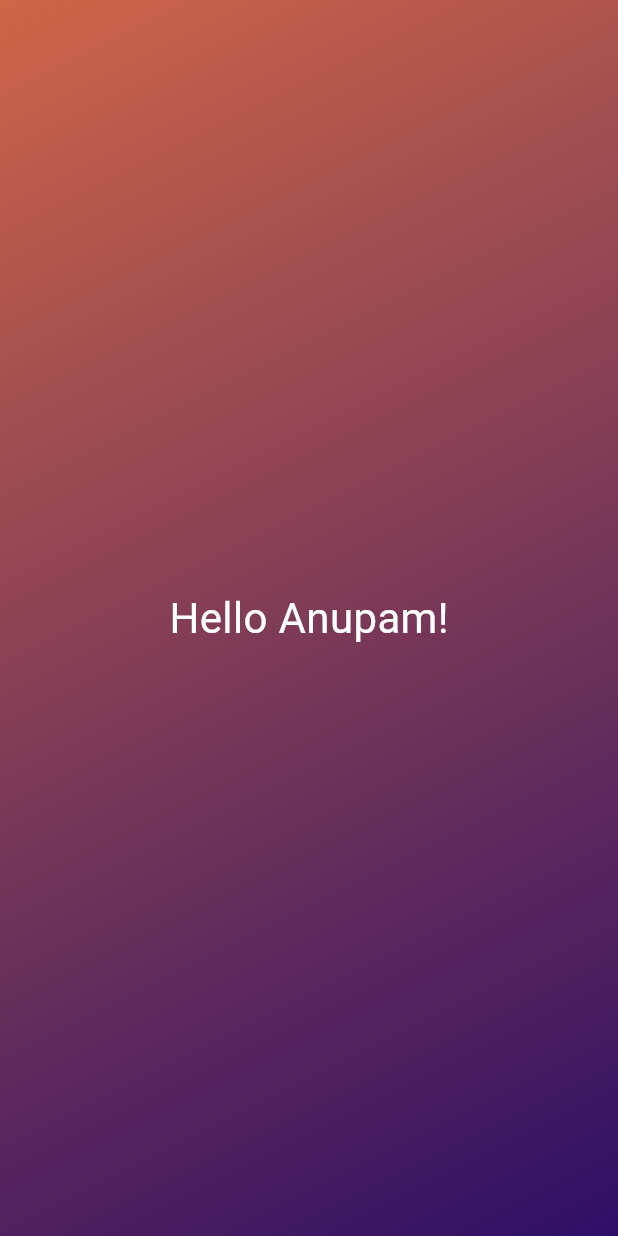
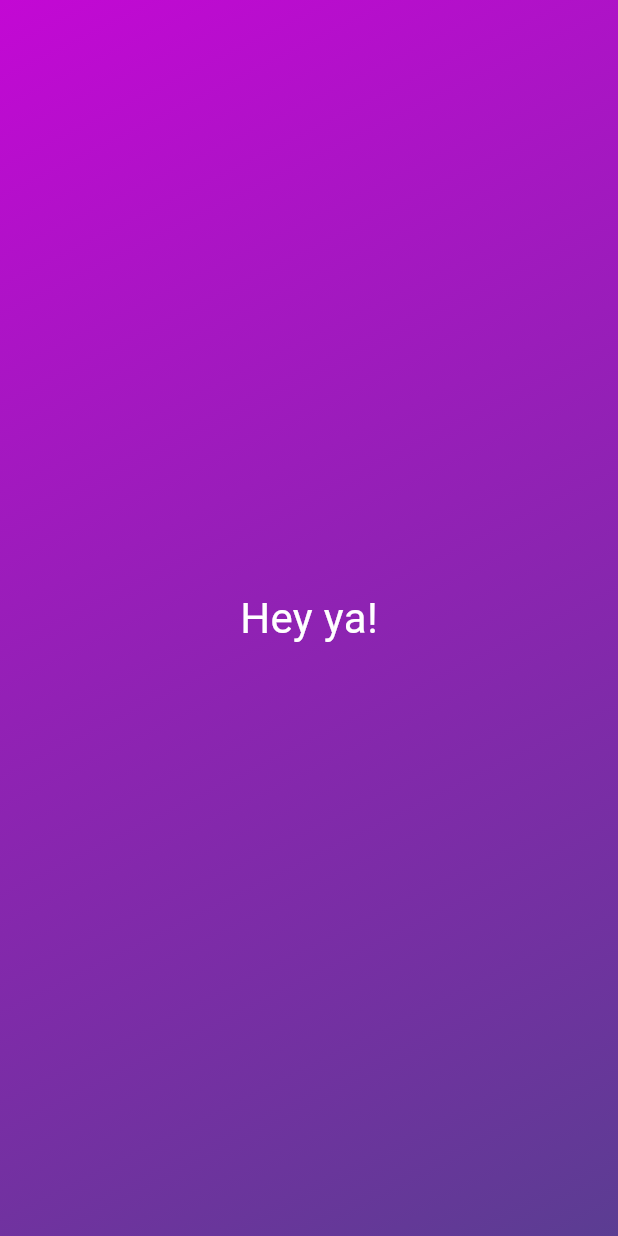
Before and after one commit to anupam-dosar/flutter, a Flutter app: the screen it shows after launch, on a phone screen of 412 x 824 dp. Run offline on Flutter 3.47's test engine with Material 3 defaults, Android fonts, the phone set to English and light mode, and no system bars.

Commit message:
Reusable widgets

```diff
--- a/first_app/lib/gradient_container.dart
+++ b/first_app/lib/gradient_container.dart
@@ -2,23 +2,22 @@ import 'package:flutter/material.dart';
 import 'package:first_app/styled_text.dart';
 
 class GradientContainer extends StatelessWidget {
-  const GradientContainer({super.key});
+  const GradientContainer({super.key, required this.colors});
+
+  final List<Color> colors;
 
   @override
   Widget build(context) {
     return Container(
-      decoration: const BoxDecoration(
+      decoration: BoxDecoration(
         gradient: LinearGradient(
-          colors: [
-            Color.fromARGB(255, 206, 102, 71),
-            Color.fromARGB(255, 47, 15, 102),
-          ],
+          colors: colors,
           begin: Alignment.topLeft,
           end: Alignment.bottomRight,
         ),
       ),
       child: const Center(
-        child: StyledText(),
+        child: StyledText('Hey ya!'),
       ),
     );
   }
--- a/first_app/lib/main.dart
+++ b/first_app/lib/main.dart
@@ -6,7 +6,10 @@ void main() {
     const MaterialApp(
       home: Scaffold(
         // backgroundColor: Colors.deepPurple,
-        body: GradientContainer(),
+        body: GradientContainer(colors: [
+          Color.fromARGB(255, 195, 8, 212),
+          Color.fromARGB(255, 91, 61, 146)
+        ]),
       ),
     ),
   );
--- a/first_app/lib/styled_text.dart
+++ b/first_app/lib/styled_text.dart
@@ -1,13 +1,15 @@
 import "package:flutter/material.dart";
 
 class StyledText extends StatelessWidget {
-  const StyledText({super.key});
+  final String text;
+
+  const StyledText(this.text, {super.key});
 
   @override
   Widget build(BuildContext context) {
-    return const Text(
-      'Hello Anupam!',
-      style: TextStyle(
+    return Text(
+      text,
+      style: const TextStyle(
         color: Colors.white,
         fontSize: 28,
       ),
```
